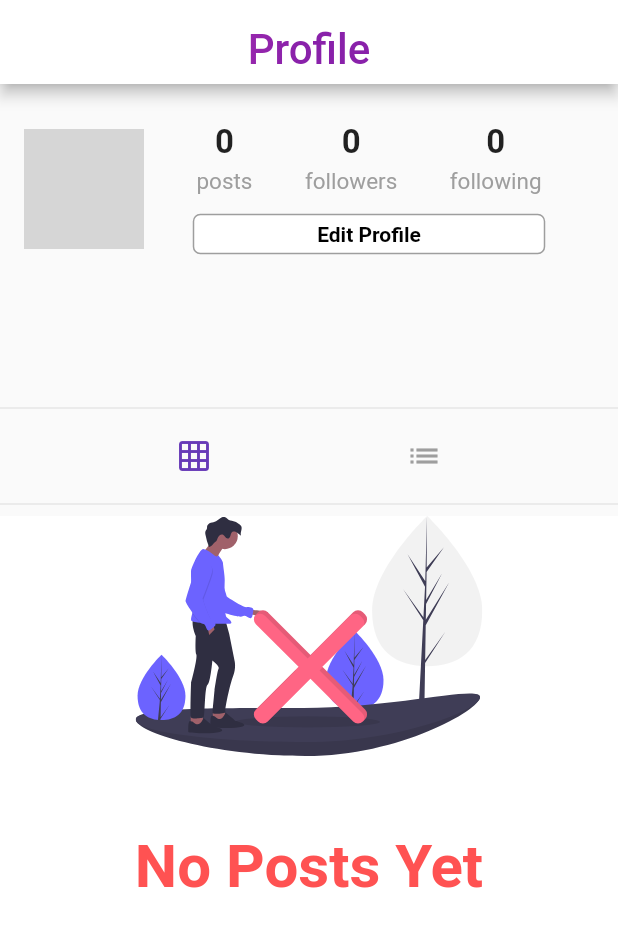
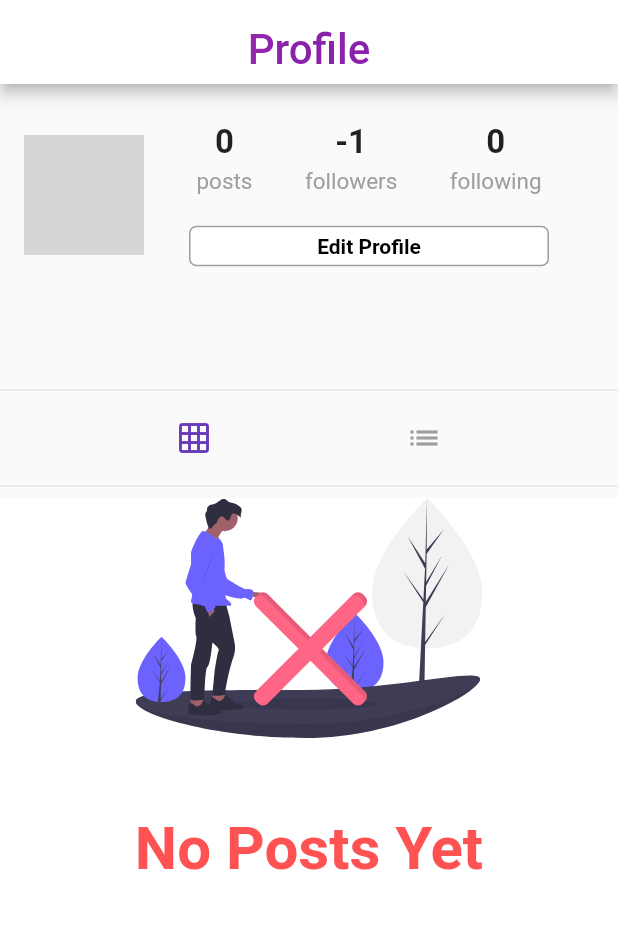
Before and after one commit to RajGorhekar/FlutterFeed, a Flutter app: the Profile screen opened directly, on a phone screen of 412 x 824 dp. Shown: the top 927 px of the screen. Run offline on Flutter 3.47's test engine with Material 2 defaults, Android fonts, the phone set to English and light mode, and no system bars; our stand-ins replace cached_network_image, cloud_firestore, firebase_messaging, firebase_storage, flutter_svg, geolocator and 3 more; missing offline and left inert: animator; accounts and stored records are empty; network calls fail; grey boxes are pictures that could not be loaded.

```diff
--- a/lib/pages/activity_feed.dart
+++ b/lib/pages/activity_feed.dart
@@ -23,7 +23,6 @@ class _ActivityFeedState extends State<ActivityFeed> {
         .getDocuments();
     List<ActivityFeedItem> feedItems = [];
     snapshot.documents.forEach((doc) {
-      print('Activity Feed Item');
       feedItems.add(ActivityFeedItem.fromDocument(doc));
     });
     return feedItems;
@@ -89,13 +88,13 @@ class ActivityFeedItem extends StatelessWidget {
     Navigator.push(
         context,
         MaterialPageRoute(
-            builder: (context) => PostScreen(postId: postId, userId: userId)));
+            builder: (context) => PostScreen(userId: userId,postId: postId, )));
   }
 
   configureMediaPreview(context) {
     if (type == "like" || type == 'comment') {
       mediaPreview = GestureDetector(
-        onTap: () => showPost(context),
+        onTap: () =>showPost(context),// null,//Navigator.push(context, MaterialPageRoute(builder: (context)=> PostScreen(postId: postId,userId: userId,))),,showPost(context),
         child: Container(
           height: 50.0,
           width: 50.0,
--- a/lib/pages/comments.dart
+++ b/lib/pages/comments.dart
@@ -78,7 +78,7 @@ class CommentsState extends State<Comments> {
   @override
   Widget build(BuildContext context) {
     return Scaffold(
-      appBar: header(context, titleText: "comments"),
+      appBar: header(context, titleText: "comments",wantback: true),
       body: Column(
         children: <Widget>[
           Expanded(child: buildComments()),
--- a/lib/pages/create_account.dart
+++ b/lib/pages/create_account.dart
@@ -20,9 +20,7 @@ class _CreateAccountState extends State<CreateAccount> {
       form.save();
       SnackBar snackbar = SnackBar(content: Text("Welcome $username!"));
       _scaffoldKey.currentState.showSnackBar(snackbar);
-      Timer(Duration(seconds: 2), () {
-        Navigator.pop(context, username);
-      });
+      Navigator.pop(context, username);
     }
   }
 
@@ -91,6 +89,8 @@ class _CreateAccountState extends State<CreateAccount> {
                     ),
                   ),
                 ),
+                SizedBox(height : 50),
+                Text('confirm Once Again \n You can Continue If You have Already done this ! ')
               ],
             ),
           )
--- a/lib/pages/profile.dart
+++ b/lib/pages/profile.dart
@@ -45,6 +45,7 @@ class _ProfileState extends State<Profile> {
       followingCount = snapshot.documents.length;
     });
   }
+
   getFollowers() async {
     QuerySnapshot snapshot = await followersRef
         .document(widget.profileId)
@@ -55,13 +56,17 @@ class _ProfileState extends State<Profile> {
     });
   }
 
-
   checkIfFollowing() async {
-    DocumentSnapshot doc = await followersRef.document(widget.profileId).collection('userFollowers').document(currentUserId).get();
+    DocumentSnapshot doc = await followersRef
+        .document(widget.profileId)
+        .collection('userFollowers')
+        .document(currentUserId)
+        .get();
     setState(() {
       isFollowing = doc.exists;
     });
   }
+
   getProfilePosts() async {
     setState(() {
       isLoading = true;
@@ -114,22 +119,36 @@ class _ProfileState extends State<Profile> {
       isFollowing = false;
       followerCount--;
     });
-    followersRef.document(widget.profileId).collection('userFollowers').document(currentUserId).get().then((doc){
-      if(doc.exists){
+    followersRef
+        .document(widget.profileId)
+        .collection('userFollowers')
+        .document(currentUserId)
+        .get()
+        .then((doc) {
+      if (doc.exists) {
         doc.reference.delete();
       }
     });
-    followingRef.document(currentUserId).collection('userFollowing').document(widget.profileId).get().then((doc){
-      if(doc.exists){
+    followingRef
+        .document(currentUserId)
+        .collection('userFollowing')
+        .document(widget.profileId)
+        .get()
+        .then((doc) {
+      if (doc.exists) {
         doc.reference.delete();
       }
     });
-    activityFeedRef.document(widget.profileId).collection('feedItems').document(currentUserId).get().then((doc){
-      if(doc.exists){
+    activityFeedRef
+        .document(widget.profileId)
+        .collection('feedItems')
+        .document(currentUserId)
+        .get()
+        .then((doc) {
+      if (doc.exists) {
         doc.reference.delete();
       }
     });
-
   }
 
   handleFollowUser() {
@@ -138,9 +157,21 @@ class _ProfileState extends State<Profile> {
       getFollowers();
       getFollowing();
     });
-    followersRef.document(widget.profileId).collection('userFollowers').document(currentUserId).setData({});
-    followingRef.document(currentUserId).collection('userFollowing').document(widget.profileId).setData({});
-    activityFeedRef.document(widget.profileId).collection('feedItems').document(currentUserId).setData({
+    followersRef
+        .document(widget.profileId)
+        .collection('userFollowers')
+        .document(currentUserId)
+        .setData({});
+    followingRef
+        .document(currentUserId)
+        .collection('userFollowing')
+        .document(widget.profileId)
+        .setData({});
+    activityFeedRef
+        .document(widget.profileId)
+        .collection('feedItems')
+        .document(currentUserId)
+        .setData({
       "type": "follow",
       "ownerId": widget.profileId,
       "username": currentUser.username,
@@ -148,17 +179,15 @@ class _ProfileState extends State<Profile> {
       "userProfileImg": currentUser.photoUrl,
       "timestamp": timeStamp,
     });
-
   }
-
 
   Container buildButton({String text, Function function}) {
     return Container(
-      padding: EdgeInsets.only(top: 2.0),
+      padding: EdgeInsets.only(top: 10.0),
       child: FlatButton(
         onPressed: function,
         child: Container(
-          width: 235,
+          width: 240,
           height: 27.0,
           child: Text(
             text,
@@ -169,10 +198,9 @@ class _ProfileState extends State<Profile> {
           ),
           alignment: Alignment.center,
           decoration: BoxDecoration(
-            color: isFollowing ? Colors.white: Colors.blue,
-            border: Border.all(
-              color: isFollowing ? Colors.grey : Colors.blue,
-            ),
+            color: isFollowing ? Colors.white : Colors.blue,
+            border:
+                Border.all(color: isFollowing ? Colors.grey : Colors.black45),
             borderRadius: BorderRadius.circular(5.0),
           ),
         ),
@@ -220,7 +248,7 @@ class _ProfileState extends State<Profile> {
                           mainAxisAlignment: MainAxisAlignment.spaceEvenly,
                           children: <Widget>[
                             buildCountColumn("posts", postCount),
-                            buildCountColumn("followers", followerCount),
+                            buildCountColumn("followers", followerCount-1),
                             buildCountColumn("following", followingCount),
                           ],
                         ),
@@ -240,16 +268,6 @@ class _ProfileState extends State<Profile> {
                 alignment: Alignment.centerLeft,
                 padding: EdgeInsets.only(top: 4.0),
                 child: Text(
-                  user.username,
-                  style: TextStyle(
-                    fontWeight: FontWeight.bold,
-                  ),
-                ),
-              ),
-              Container(
-                alignment: Alignment.centerLeft,
-                padding: EdgeInsets.only(top: 4.0),
-                child: Text(
                   user.displayName,
                   style: TextStyle(
                     fontWeight: FontWeight.bold,
@@ -263,6 +281,7 @@ class _ProfileState extends State<Profile> {
                   user.bio,
                 ),
               ),
+
             ],
           ),
         );
@@ -350,7 +369,7 @@ class _ProfileState extends State<Profile> {
   @override
   Widget build(BuildContext context) {
     return Scaffold(
-      appBar: header(context, titleText: 'Profile'),
+      appBar: header(context, titleText: 'Profile' ),
       body: ListView(
         children: <Widget>[
           buildProfileHeader(),
--- a/lib/pages/search.dart
+++ b/lib/pages/search.dart
@@ -36,7 +36,7 @@ class _SearchState extends State<Search>
       title: TextFormField(
           controller: searchController,
           decoration: InputDecoration(
-            hintText: "Search for a user...",
+            hintText: "Search for a user  ...",
             filled: true,
             prefixIcon: Icon(
               Icons.account_box,
--- a/lib/widgets/header.dart
+++ b/lib/widgets/header.dart
@@ -4,8 +4,12 @@ final Shader linearGradient = LinearGradient(
   colors: <Color>[Color(0xffDA44bb), Color(0xff8921aa)],
 ).createShader(Rect.fromLTWH(0.0, 0.0, 200.0, 70.0));
 
-AppBar header(context, {bool isAppTitle = false, String titleText}) {
+AppBar header(context, {bool isAppTitle = false, String titleText ,bool wantback=false}) {
   return AppBar(
+    leading: wantback ? IconButton(
+      icon: new Icon(Icons.arrow_back, color: Colors.black),
+      onPressed: () => Navigator.of(context).pop(),
+    ) : Text(''),
     title: Column(
       children: <Widget>[
         SizedBox(height: 10),
```
Also changed, not shown: lib/pages/edit_profile.dart (+12 -0 lines), lib/pages/home.dart (+9 -11 lines), lib/pages/post_screen.dart (+15 -12 lines), lib/pages/timeline.dart (+5 -3 lines), lib/widgets/post.dart (+41 -12 lines). Lines whose indentation alone changed are shown as unchanged.
